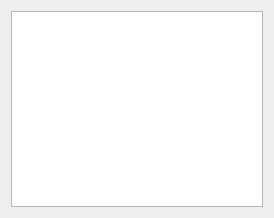
Above: src/QtApp/DataDetails.ui from BBlance/Discrete_math.graph_theory before the change. Below: the same form after it.
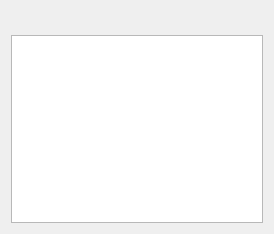
That is the form after the change.

```diff
--- a/src/QtApp/DataDetails.ui
+++ b/src/QtApp/DataDetails.ui
@@ -7,7 +7,7 @@
     <x>0</x>
     <y>0</y>
     <width>274</width>
-    <height>218</height>
+    <height>234</height>
    </rect>
   </property>
   <property name="windowTitle">
@@ -15,7 +15,9 @@
   </property>
   <layout class="QVBoxLayout" name="verticalLayout_2">
    <item>
-    <layout class="QVBoxLayout" name="verticalLayout"/>
+    <widget class="QWidget" name="toolWidget" native="true">
+     <layout class="QHBoxLayout" name="horizontalLayout_2"/>
+    </widget>
    </item>
    <item>
     <widget class="QTableView" name="dataTable"/>
```
